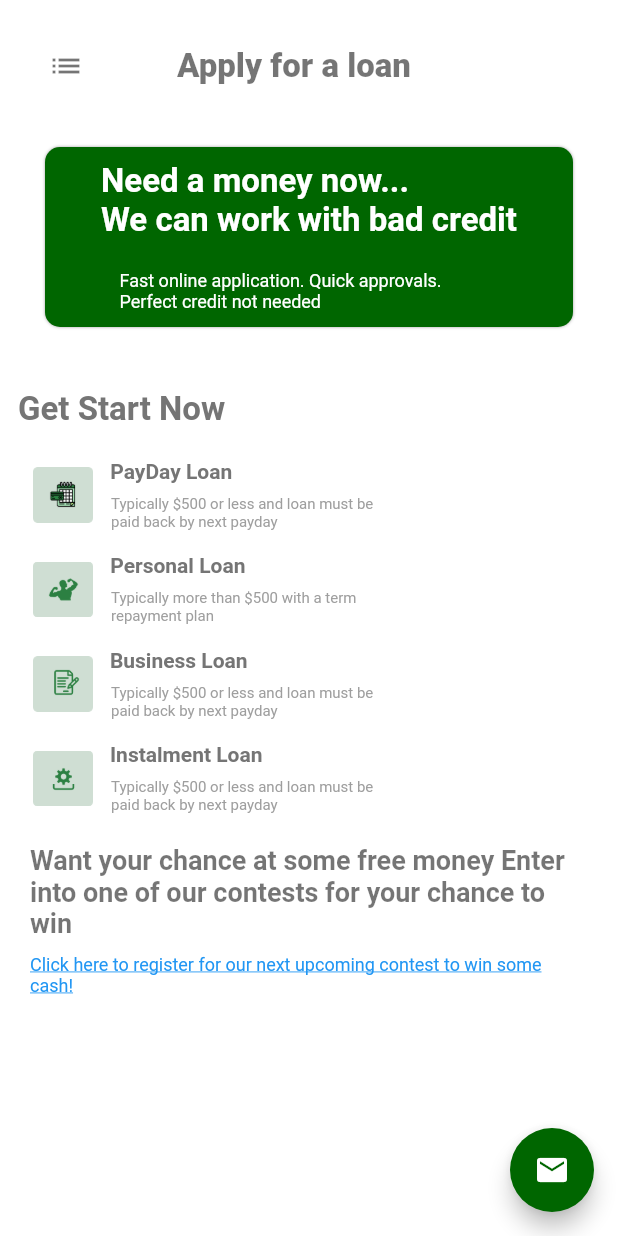
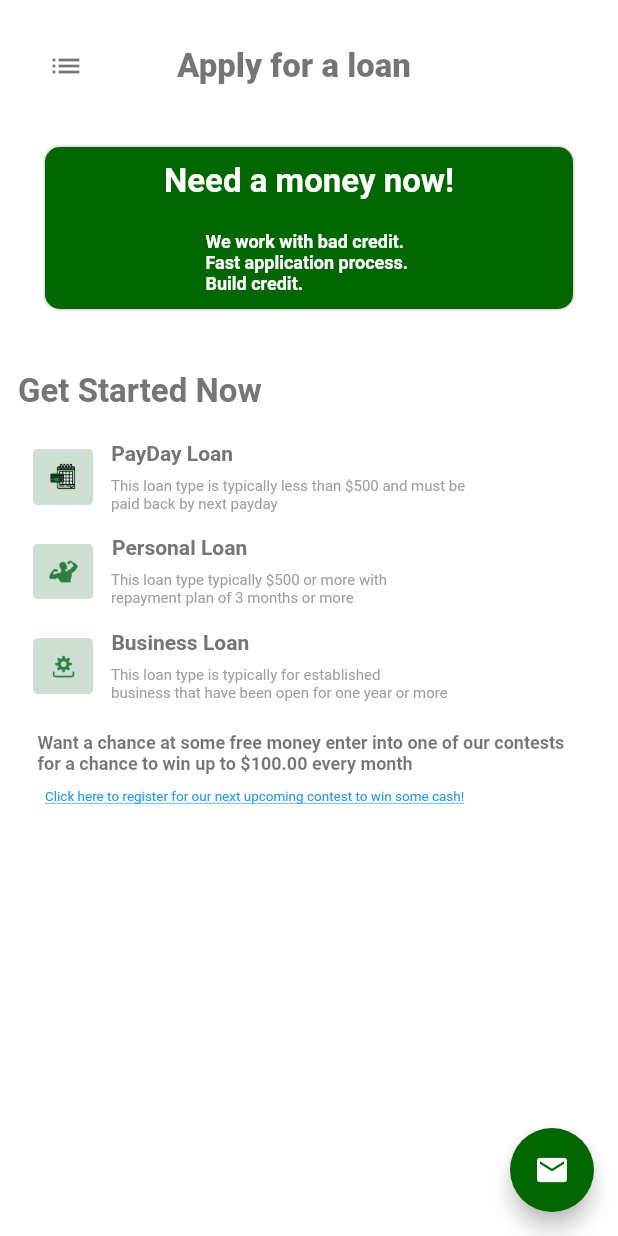
Before and after one commit to ali-shahKust/Sameed_loanApp, a Flutter app: the screen it shows after launch, on a phone screen of 412 x 824 dp. Run offline on Flutter 3.47's test engine with Material 2 defaults, Android fonts, the phone set to English and light mode, and no system bars.

Commit message:
desiggn minor chanes

```diff
--- a/lib/applyloanpage.dart
+++ b/lib/applyloanpage.dart
@@ -86,7 +86,7 @@ class _ApplyLoanState extends State<ApplyLoan> {
                                   top: 10.0),
                               child: Center(
                                 child: Text(
-                                  "Need a money now... \nWe can work with bad credit",
+                                  "Need a money now!",
                                   style: TextStyle(
                                       fontSize: 22.0,
                                       fontWeight: FontWeight.bold,
@@ -96,15 +96,19 @@ class _ApplyLoanState extends State<ApplyLoan> {
                             ),
                             Container(
                               padding: EdgeInsets.only(
-                                  left: .02,
-                                  right: 35.0,
+                                  left: 20.0,
+                                  right: 20.0,
                                   bottom: 10.0,
                                   top: 10.0),
-                              child:Text('Fast online application. Quick approvals. \nPerfect credit not needed',style: TextStyle(
-                                  fontSize: 12.0,
-                                  fontWeight: FontWeight.normal,
-                                  color: Colors.white),
-                              )
+                              child: Center(
+                                child: Text(
+                                  "We work with bad credit. \nFast application process. \nBuild credit.",
+                                  style: TextStyle(
+                                      fontSize: 12.0,
+                                      fontWeight: FontWeight.bold,
+                                      color: Colors.white),
+                                ),
+                              ),
                             ),
                           ],
                         ),
@@ -115,7 +119,7 @@ class _ApplyLoanState extends State<ApplyLoan> {
                 SizedBox(height:20,),
                Padding(
                  padding: const EdgeInsets.all(12.0),
-                 child: Text('Get Start Now',style: TextStyle(
+                 child: Text('Get Started Now',style: TextStyle(
                       fontSize: 22.0,
                       fontWeight: FontWeight.bold,
                       color: Colors.grey.shade600),
@@ -140,7 +144,7 @@ class _ApplyLoanState extends State<ApplyLoan> {
                             Column(
                               children: <Widget>[
                                 Padding(
-                                  padding: const EdgeInsets.only(right:85.0),
+                                  padding: const EdgeInsets.only(right:145.0),
                                   child: Text(
                                     'PayDay Loan',
                                     style: TextStyle(fontWeight: FontWeight.bold,
@@ -151,7 +155,7 @@ class _ApplyLoanState extends State<ApplyLoan> {
                                 Padding(
                                   padding: const EdgeInsets.only(left: 12.0,top:8),
                                   child: Text(
-                                    'Typically \$500 or less and loan must be \npaid back by next payday ',
+                                    'This loan type is typically less than \$500 and must be \npaid back by next payday ',
                                     style: TextStyle(
                                         color: Colors.grey.shade500, fontSize: 10),
                                   ),
@@ -183,7 +187,7 @@ class _ApplyLoanState extends State<ApplyLoan> {
                             Column(
                               children: <Widget>[
                                 Padding(
-                                  padding: const EdgeInsets.only(right:65.0),
+                                  padding: const EdgeInsets.only(right:83.0),
                                   child: Text(
                                     'Personal Loan',
                                     style: TextStyle(fontWeight: FontWeight.bold,
@@ -194,7 +198,7 @@ class _ApplyLoanState extends State<ApplyLoan> {
                                 Padding(
                                   padding: const EdgeInsets.only(left: 12.0,top:8),
                                   child: Text(
-                                    'Typically more than \$500 with a term \nrepayment plan ',
+                                    'This loan type typically \$500 or more with \nrepayment plan of 3 months or more',
                                     style: TextStyle(
                                         color: Colors.grey.shade500, fontSize: 10),
                                   ),
@@ -220,14 +224,14 @@ class _ApplyLoanState extends State<ApplyLoan> {
                         Row(
                           children: <Widget>[
                             Image.asset(
-                              'images/g5.png',
+                              'images/g4.png',
                               width: 40,
                               height: 40,
                             ),
                             Column(
                               children: <Widget>[
                                 Padding(
-                                  padding: const EdgeInsets.only(right:75.0),
+                                  padding: const EdgeInsets.only(right:120.0),
                                   child: Text(
                                     'Business Loan',
                                     style: TextStyle(fontWeight: FontWeight.bold,
@@ -238,7 +242,7 @@ class _ApplyLoanState extends State<ApplyLoan> {
                                 Padding(
                                   padding: const EdgeInsets.only(left: 12.0,top:8),
                                   child: Text(
-                                    'Typically \$500 or less and loan must be \npaid back by next payday ',
+                                    'This loan type is typically for established \nbusiness that have been open for one year or more',
                                     style: TextStyle(
                                         color: Colors.grey.shade500, fontSize: 10),
                                   ),
@@ -251,61 +255,16 @@ class _ApplyLoanState extends State<ApplyLoan> {
                     ),
                   ),
                 ),
-                GestureDetector(
-                  onTap: () {
-                    Navigator.push(context,
-                        MaterialPageRoute(builder: (context) => LoanPage()));
-                  },
-                  child: Padding(
-                    padding: const EdgeInsets.only(left :22.0, top:15),
-                    child: Column(
-                      children: <Widget>[
-                        Row(
-                          children: <Widget>[
-                            Image.asset(
-                              'images/g4.png',
-                              width: 40,
-                              height: 40,
-                            ),
-                            Column(
-                              children: <Widget>[
-                                Padding(
-                                  padding: const EdgeInsets.only(right:65.0),
-                                  child: Text(
-                                    'Instalment Loan',
-                                    style: TextStyle(fontWeight: FontWeight.bold,
-                                    color: Colors.grey.shade600,
-                                    ),
-                                  ),
-                                ),
-                                Padding(
-                                  padding: const EdgeInsets.only(left: 12.0,top:8),
-                                  child: Text(
-                                    'Typically \$500 or less and loan must be \npaid back by next payday ',
-                                    style: TextStyle(
-                                        color: Colors.grey.shade500, fontSize: 10),
-                                  ),
-                                ),
-                              ],
 
-                            ),
-
-                          ],
-
-                        ),
-                      ],
-                    ),
-                  ),
-                ),
 
                   Container(
                   padding: EdgeInsets.only(
-                      left: 20.0, right: 20.0, top: 20.0),
+                      left: 25.0, right: 25.0, top: 20.0),
                     child: Center(
                       child: Text(
-                        "Want your chance at some free money Enter into one of our contests for your chance to win",
+                        "Want a chance at some free money enter into one of our contests for a chance to win up to \$100.00 every month",
                         style: TextStyle(
-                            fontSize: 18.0,
+                            fontSize: 12.0,
                             fontWeight: FontWeight.bold,
                             color: Colors.black54),
                       ),
@@ -313,8 +272,8 @@ class _ApplyLoanState extends State<ApplyLoan> {
                   ),
                 Container(
                   padding: EdgeInsets.only(
-                      left: 20.0,
-                      right: 20.0,
+                      left: 30.0,
+                      right: 30.0,
                       bottom: 10.0,
                       top: 10.0),
                   child: new RichText(
@@ -322,7 +281,7 @@ class _ApplyLoanState extends State<ApplyLoan> {
                       children: [
                         new TextSpan(
                           text: 'Click here to register for our next upcoming contest to win some cash!',
-                          style: new TextStyle(color: Colors.blue,fontSize: 12,
+                          style: new TextStyle(color: Colors.blue,fontSize: 9,
                             decoration: TextDecoration.underline,),
                           recognizer:
                           new TapGestureRecognizer()
```
